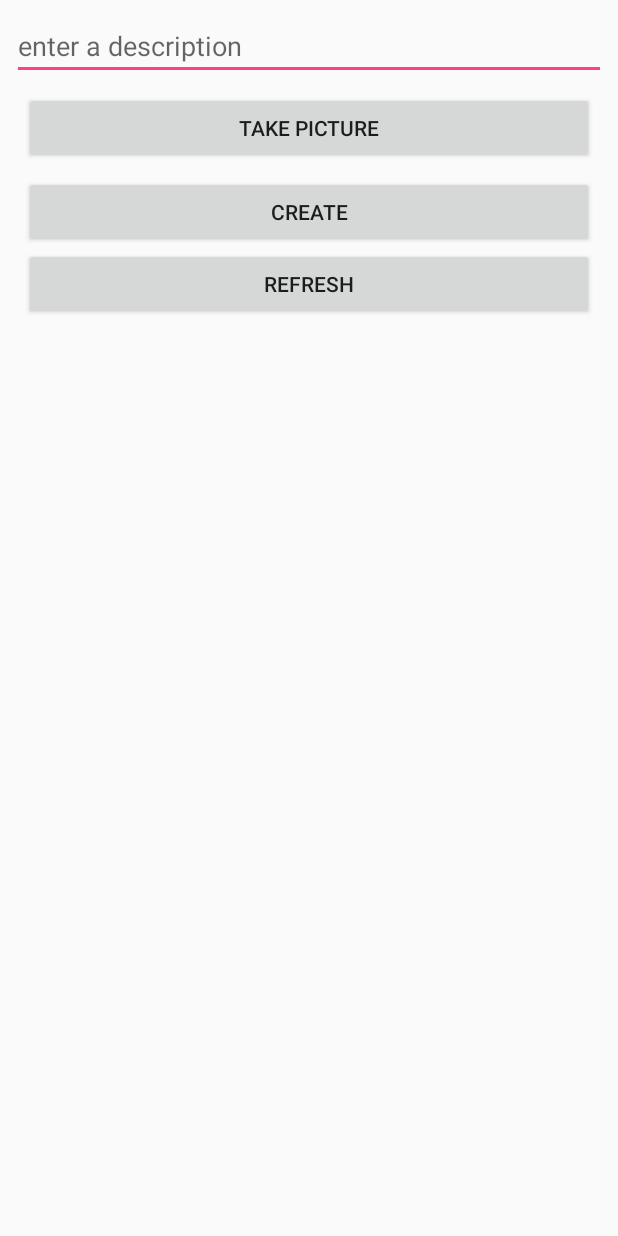
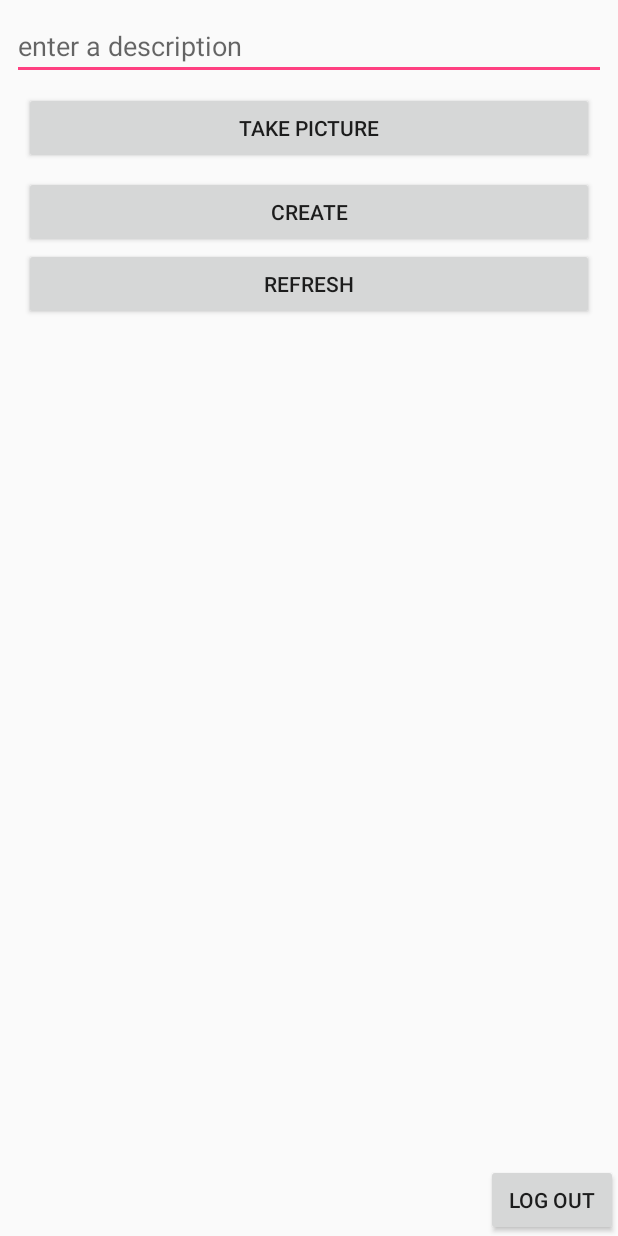
Before and after one commit to sophiah123/FBUInstagram, an Android app: the HomeActivity screen opened directly, with no data from a screen before it, on a phone screen of 412 x 824 dp. Run offline under Robolectric (Android 15) with nearby library versions, the phone set to English and light mode, and no system bars; libraries missing offline, so code that uses them is left out: com.parse.

Commit message:
Fixed logout button

```diff
--- a/app/src/main/java/com/example/sophiah123/fbuinstagram/HomeActivity.java
+++ b/app/src/main/java/com/example/sophiah123/fbuinstagram/HomeActivity.java
@@ -26,6 +26,7 @@ public class HomeActivity extends AppCompatActivity {
     private Button createButton;
     private Button refreshButton;
     private Button pictureButton;
+    private Button logoutButton;
 
 
     @Override
@@ -37,12 +38,13 @@ public class HomeActivity extends AppCompatActivity {
         createButton = findViewById(R.id.create_btn);
         refreshButton = findViewById(R.id.refresh_btn);
         pictureButton = findViewById(R.id.picture_btn);
+        logoutButton = findViewById(R.id.logout_btn);
 
         pictureButton.setOnClickListener(new View.OnClickListener() {
             @Override
             public void onClick(View v) {
                 //new intent
-                final Intent intent =new Intent(HomeActivity.this, UploadPhotoActivity.class);
+                final Intent intent = new Intent(HomeActivity.this, UploadPhotoActivity.class);
                 startActivity(intent);
             }
         });
@@ -77,7 +79,16 @@ public class HomeActivity extends AppCompatActivity {
             }
         });
 
+        logoutButton.setOnClickListener(new View.OnClickListener() {
+            @Override
+            public void onClick(View v) {
+                logoutUser(v);
+            }
+
+        });
     }
+
+
 
     /*
     // Log out any existing session
@@ -109,6 +120,20 @@ public class HomeActivity extends AppCompatActivity {
 
     }
 
+    public void logoutUser(View view) {
+
+        ParseUser currentUser = ParseUser.getCurrentUser();
+        if (currentUser != null) {
+            ParseUser.logOut();
+            Intent i = new Intent(this, MainActivity.class);
+            startActivity(i);
+
+            //ParseUser.logOut();
+            //ParseUser currentUser = ParseUser.getCurrentUser(); // this will now be null
+            //Intent i = new Intent(getContext(), MainActivity.class);
+            //startActivity(i);
+        }
+    }
 
 
     private void loadTopPosts() {
@@ -131,5 +156,4 @@ public class HomeActivity extends AppCompatActivity {
             }
         });
     }
-
 }
--- a/app/src/main/res/layout/activity_home.xml
+++ b/app/src/main/res/layout/activity_home.xml
@@ -60,6 +60,21 @@
         app:layout_constraintEnd_toEndOf ="parent"
         app:layout_constraintStart_toStartOf ="parent"/>
 
+    <Button
+        android:id="@+id/logout_btn"
+        android:layout_width="wrap_content"
+        android:layout_height="wrap_content"
+        app:layout_constraintEnd_toEndOf ="parent"
+        app:layout_constraintBottom_toBottomOf ="parent"
+        android:text="Log out" />
+        <!--android:id="@+id/logout_btn"
+        android:layout_width="wrap_content"
+        android:layout_height="wrap_content"
+        android:text="Log out"
+        tools:layout_editor_absoluteX="8dp"
+        tools:layout_editor_absoluteY="1000dp" -->
+
+
     <!--
         <android.support.design.widget.AppBarLayout
             android:layout_width="match_parent"
```
Also changed, not shown: app/src/main/java/com/example/sophiah123/fbuinstagram/UploadPhotoActivity.java (+0 -26 lines). Lines whose indentation alone changed are shown as unchanged.
